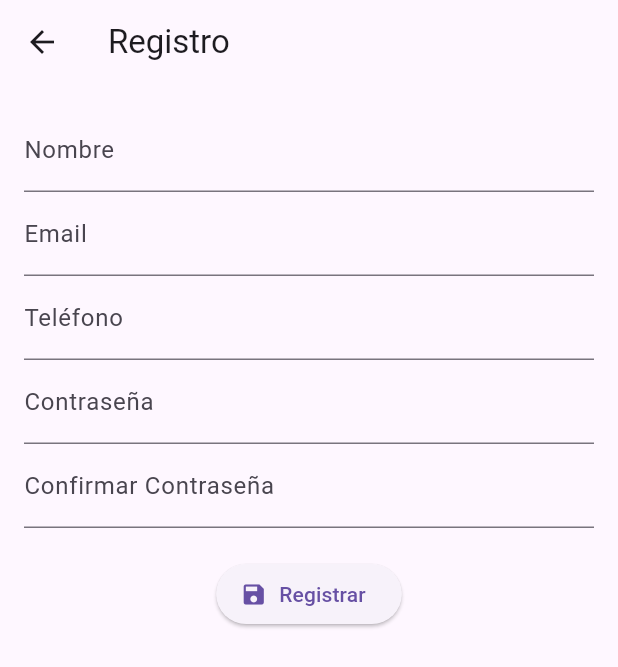
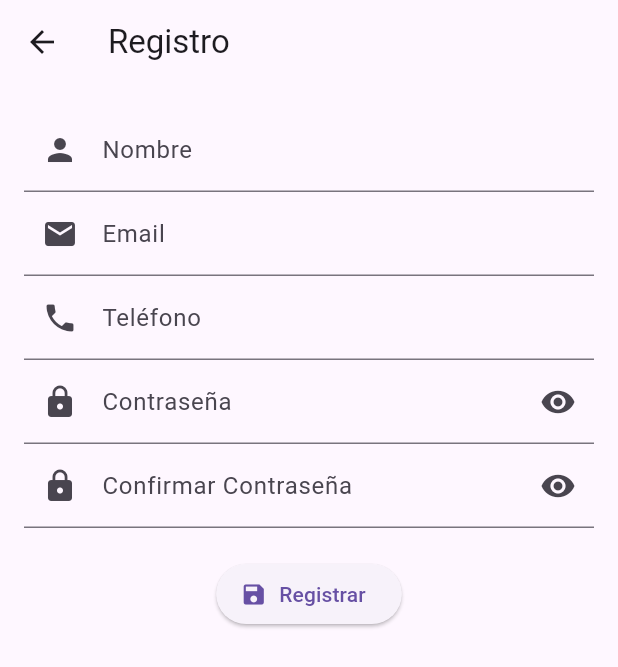
Before and after one commit to JBaco21/proyecto-de-Flutter, a Flutter app: the screen it shows after launch, after a tap on "Login", after a tap on "Registrarse", on a phone screen of 412 x 824 dp. Shown: the top 667 px of the screen. Run offline on Flutter 3.47's test engine with Material 3 defaults, Android fonts, the phone set to English and light mode, and no system bars.

Commit message:
se agregaron icons

```diff
--- a/lib/login_screen.dart
+++ b/lib/login_screen.dart
@@ -12,6 +12,7 @@ class _LoginScreenState extends State<LoginScreen> {
   final _formKey = GlobalKey<FormState>();
   final _emailController = TextEditingController();
   final _passwordController = TextEditingController();
+  bool _obscurePassword = true;
 
   @override
   void dispose() {
@@ -57,7 +58,10 @@ class _LoginScreenState extends State<LoginScreen> {
             children: [
               TextFormField(
                 controller: _emailController,
-                decoration: const InputDecoration(labelText: 'Email'),
+                decoration: const InputDecoration(
+                  labelText: 'Email',
+                  prefixIcon: Icon(Icons.email),
+                ),
                 validator: (value) {
                   if (value == null || value.isEmpty) {
                     return 'Por favor ingresa tu email';
@@ -67,8 +71,21 @@ class _LoginScreenState extends State<LoginScreen> {
               ),
               TextFormField(
                 controller: _passwordController,
-                decoration: const InputDecoration(labelText: 'Password'),
-                obscureText: true,
+                decoration: InputDecoration(
+                  labelText: 'Password',
+                  prefixIcon: const Icon(Icons.lock),
+                  suffixIcon: IconButton(
+                    icon: Icon(
+                      _obscurePassword ? Icons.visibility : Icons.visibility_off,
+                    ),
+                    onPressed: () {
+                      setState(() {
+                        _obscurePassword = !_obscurePassword;
+                      });
+                    },
+                  ),
+                ),
+                obscureText: _obscurePassword,
                 validator: (value) {
                   if (value == null || value.isEmpty) {
                     return 'Por favor ingresa tu contraseña';
--- a/lib/registration_screen.dart
+++ b/lib/registration_screen.dart
@@ -14,6 +14,8 @@ class _RegistrationScreenState extends State<RegistrationScreen> {
   final _phoneController = TextEditingController();
   final _passwordController = TextEditingController();
   final _confirmPasswordController = TextEditingController();
+  bool _obscurePassword = true;
+  bool _obscureConfirmPassword = true;
 
   @override
   void dispose() {
@@ -48,7 +50,10 @@ class _RegistrationScreenState extends State<RegistrationScreen> {
             children: [
               TextFormField(
                 controller: _nameController,
-                decoration: const InputDecoration(labelText: 'Nombre'),
+                decoration: const InputDecoration(
+                  labelText: 'Nombre',
+                  prefixIcon: Icon(Icons.person),
+                ),
                 validator: (value) {
                   if (value == null || value.isEmpty || value.length < 3 || value.length > 10) {
                     return 'El nombre debe tener entre 3 y 10 caracteres';
@@ -58,7 +63,10 @@ class _RegistrationScreenState extends State<RegistrationScreen> {
               ),
               TextFormField(
                 controller: _emailController,
-                decoration: const InputDecoration(labelText: 'Email'),
+                decoration: const InputDecoration(
+                  labelText: 'Email',
+                  prefixIcon: Icon(Icons.email),
+                ),
                 validator: (value) {
                   if (value == null || !RegExp(r'^[^@]+@[^@]+\.[^@]+').hasMatch(value) || !value.endsWith('.edu.hn')) {
                     return 'Por favor ingresa un email válido que termine en .edu.hn';
@@ -68,7 +76,10 @@ class _RegistrationScreenState extends State<RegistrationScreen> {
               ),
               TextFormField(
                 controller: _phoneController,
-                decoration: const InputDecoration(labelText: 'Teléfono'),
+                decoration: const InputDecoration(
+                  labelText: 'Teléfono',
+                  prefixIcon: Icon(Icons.phone),
+                ),
                 validator: (value) {
                   if (value == null || value.length != 8 || !(value.startsWith('3') || value.startsWith('9'))) {
                     return 'El teléfono debe tener 8 dígitos y empezar con 3 o 9';
@@ -78,8 +89,21 @@ class _RegistrationScreenState extends State<RegistrationScreen> {
               ),
               TextFormField(
                 controller: _passwordController,
-                decoration: const InputDecoration(labelText: 'Contraseña'),
-                obscureText: true,
+                decoration: InputDecoration(
+                  labelText: 'Contraseña',
+                  prefixIcon: const Icon(Icons.lock),
+                  suffixIcon: IconButton(
+                    icon: Icon(
+                      _obscurePassword ? Icons.visibility : Icons.visibility_off,
+                    ),
+                    onPressed: () {
+                      setState(() {
+                        _obscurePassword = !_obscurePassword;
+                      });
+                    },
+                  ),
+                ),
+                obscureText: _obscurePassword,
                 validator: (value) {
                   if (value == null || value.length < 8 || !RegExp(r'^(?=.*[A-Z])(?=.*\W).+$').hasMatch(value)) {
                     return 'La contraseña debe tener al menos 8 caracteres, una mayúscula y un carácter especial';
@@ -89,8 +113,21 @@ class _RegistrationScreenState extends State<RegistrationScreen> {
               ),
               TextFormField(
                 controller: _confirmPasswordController,
-                decoration: const InputDecoration(labelText: 'Confirmar Contraseña'),
-                obscureText: true,
+                decoration: InputDecoration(
+                  labelText: 'Confirmar Contraseña',
+                  prefixIcon: const Icon(Icons.lock),
+                  suffixIcon: IconButton(
+                    icon: Icon(
+                      _obscureConfirmPassword ? Icons.visibility : Icons.visibility_off,
+                    ),
+                    onPressed: () {
+                      setState(() {
+                        _obscureConfirmPassword = !_obscureConfirmPassword;
+                      });
+                    },
+                  ),
+                ),
+                obscureText: _obscureConfirmPassword,
                 validator: (value) {
                   if (value != _passwordController.text) {
                     return 'Las contraseñas no coinciden';
```
